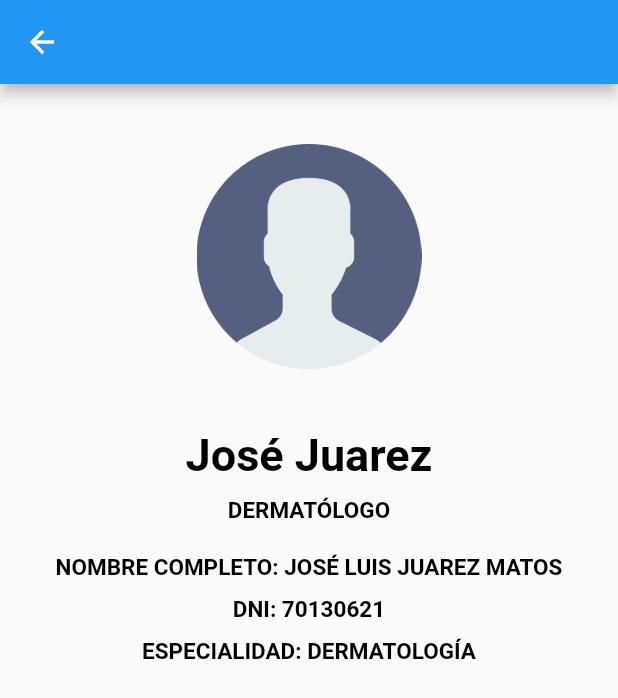
After one commit to Shinoda2/PRY20220116-Recursos-TDP, a Flutter app: the screen it shows after launch, after a tap on the "person" icon, on a phone screen of 412 x 824 dp. The commit adds this screen. Shown: the top 698 px of the screen. Run offline on Flutter 3.47's test engine with Material 2 defaults, Android fonts, the phone set to English and light mode, and no system bars; our stand-ins replace flutter_chat_types, flutter_chat_ui, table_calendar; Roboto replaces fonts that are missing (Montserrat).

Commit message:
profile screen added

```diff
--- a/lib/main.dart
+++ b/lib/main.dart
@@ -7,6 +7,7 @@ import 'dart:ui';
 
 import 'package:pry20220116/screens/login_medico.dart';
 import 'package:pry20220116/screens/option.dart';
+import 'package:pry20220116/screens/profile.dart';
 
 void main() {
 
@@ -15,9 +16,6 @@ void main() {
 
 class MyApp extends StatelessWidget {
   const MyApp({Key? key}) : super(key: key);
-
-
-
 
   // This widget is the root of your application.
   @override
--- a/lib/screens/individual_patient_chat.dart
+++ b/lib/screens/individual_patient_chat.dart
@@ -1,10 +1,10 @@
 import 'package:flutter/material.dart';
+import 'package:pry20220116/models/message.dart';
 import 'package:pry20220116/models/patients.dart';
 
 class IndividualPatientChat extends StatefulWidget{
-  /*final Patient patient;
-  IndividualPatientChat(Key key,this.patient) : super(key: key);*/
-  //@override
+  const IndividualPatientChat({Key? key}) : super(key: key);
+  @override
   _IndividualPatientChat createState() => _IndividualPatientChat();
 }
 
@@ -47,7 +47,8 @@ class _IndividualPatientChat extends State<IndividualPatientChat>{
           ],
         ),
       ),
-      body: Container(
+      body:
+      Container(
         height: MediaQuery.of(context).size.height,
         width: MediaQuery.of(context).size.width,
         child: Stack(
@@ -83,6 +84,12 @@ class _IndividualPatientChat extends State<IndividualPatientChat>{
                           ),
                           contentPadding: EdgeInsets.all(5),
                         ),
+                        onFieldSubmitted: (text){
+                          final message= Message(
+                              text,
+                              '28/08',
+                              true);
+                        },
                       ),
                     ),
                   ),
--- a/lib/screens/list_patient.dart
+++ b/lib/screens/list_patient.dart
@@ -1,5 +1,6 @@
 import 'package:flutter/material.dart';
 import 'package:pry20220116/models/patients.dart';
+import 'package:pry20220116/screens/profile.dart';
 import 'package:pry20220116/widgets/patient_card.dart';
 
 class ListPatient extends StatefulWidget{
@@ -21,7 +22,17 @@ class _ListPatient extends State<ListPatient> {
   @override
   Widget build(BuildContext context) {
     return Scaffold(
-        appBar: AppBar(),
+        appBar: AppBar(
+          leading: IconButton(
+            onPressed: () {
+              Navigator.of(context).push(MaterialPageRoute(
+                  builder: (BuildContext context) => Profile()));
+            },
+            padding:EdgeInsets.only(left: 0) ,
+            icon: Icon(Icons.person),
+            iconSize: 30,
+          ),
+        ),
         //backgroundColor: Colors.white70,
         /*floatingActionButton: FloatingActionButton(
           onPressed: (){},
--- /dev/null
+++ b/lib/screens/profile.dart
@@ -0,0 +1,67 @@
+import 'package:flutter/material.dart';
+
+class Profile extends StatefulWidget{
+  const Profile({Key? key}) : super(key: key);
+
+  @override
+  _LoginMedicoState createState() => _LoginMedicoState();
+}
+
+class _LoginMedicoState extends State<Profile>{
+  @override
+  Widget build(BuildContext context) {
+    return Scaffold(
+      appBar: AppBar(
+
+      ),
+      body: Container(
+        width: MediaQuery.of(context).size.width,
+        child: Column(
+          children: [
+            Padding(
+              padding: EdgeInsets.only(top: 40, bottom: 40),
+              child: Image.asset('assets/image/icon.png', height: 150,),
+            ),
+            Container(
+              child: Column(
+                children: [
+                  Text('José Juarez',
+                  style: TextStyle(
+                    fontSize: 30,
+                    fontWeight: FontWeight.bold,
+                  ),),
+                  SizedBox(height: 10),
+                  Text('DERMATÓLOGO',
+                    style: TextStyle(
+                      fontSize: 15,
+                      fontWeight: FontWeight.bold,
+                    ),),
+                  SizedBox(height: 20),
+                  Text('NOMBRE COMPLETO: JOSÉ LUIS JUAREZ MATOS',
+                    style: TextStyle(
+                      fontSize: 15,
+                      fontWeight: FontWeight.bold,
+                      ),),
+                  SizedBox(height: 10),
+                  Text('DNI: 70130621',
+                    style: TextStyle(
+                      fontSize: 15,
+                      fontWeight: FontWeight.bold,
+                      ),),
+                  SizedBox(height: 10),
+                  Text('ESPECIALIDAD: DERMATOLOGÍA',
+                    style: TextStyle(
+                      fontSize: 15,
+                      fontWeight: FontWeight.bold,
+                     ),),
+                ],
+              ),
+            )
+          ],
+        ),
+      ),
+    );
+  }
+
+
+}
```
Also changed, not shown: lib/widgets/nav_bar.dart (added).
